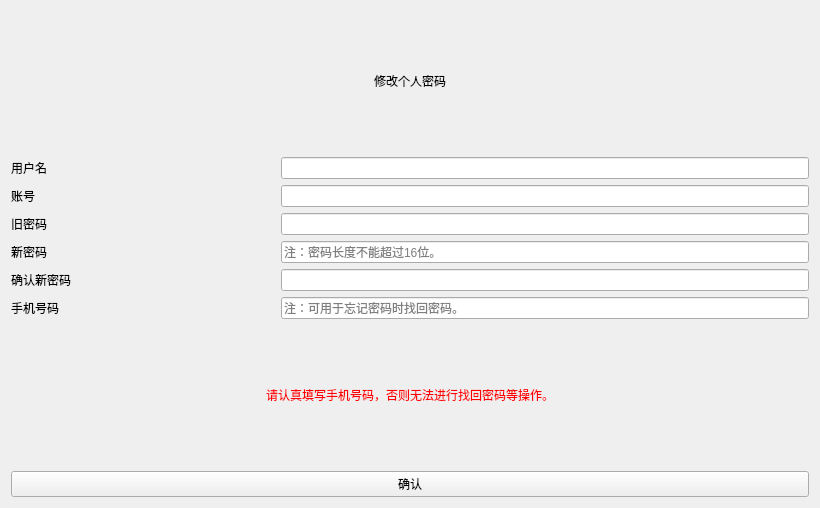
The window that Qt-Zhku-Client/Other_ChangeUserInfo_Ui.ui (yujiecong/Qt-Zhku-Client) describes before a commit, drawn with Qt 5.
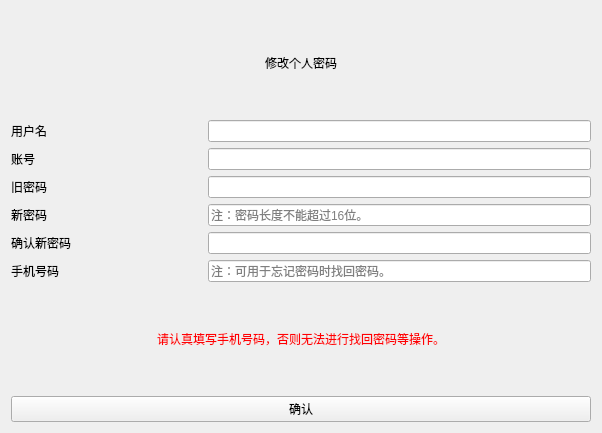
The same window after the commit.

```diff
--- a/Qt-Zhku-Client/Other_ChangeUserInfo_Ui.ui
+++ b/Qt-Zhku-Client/Other_ChangeUserInfo_Ui.ui
@@ -6,8 +6,8 @@
    <rect>
     <x>0</x>
     <y>0</y>
-    <width>820</width>
-    <height>508</height>
+    <width>602</width>
+    <height>433</height>
    </rect>
   </property>
   <property name="windowTitle">
```
